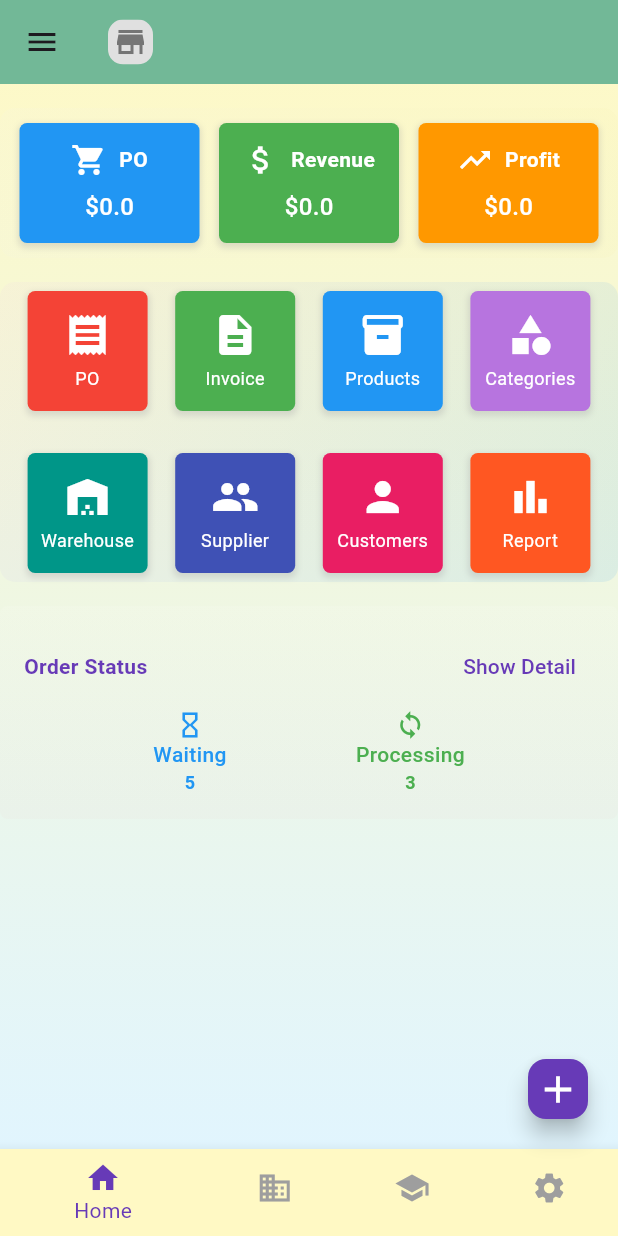
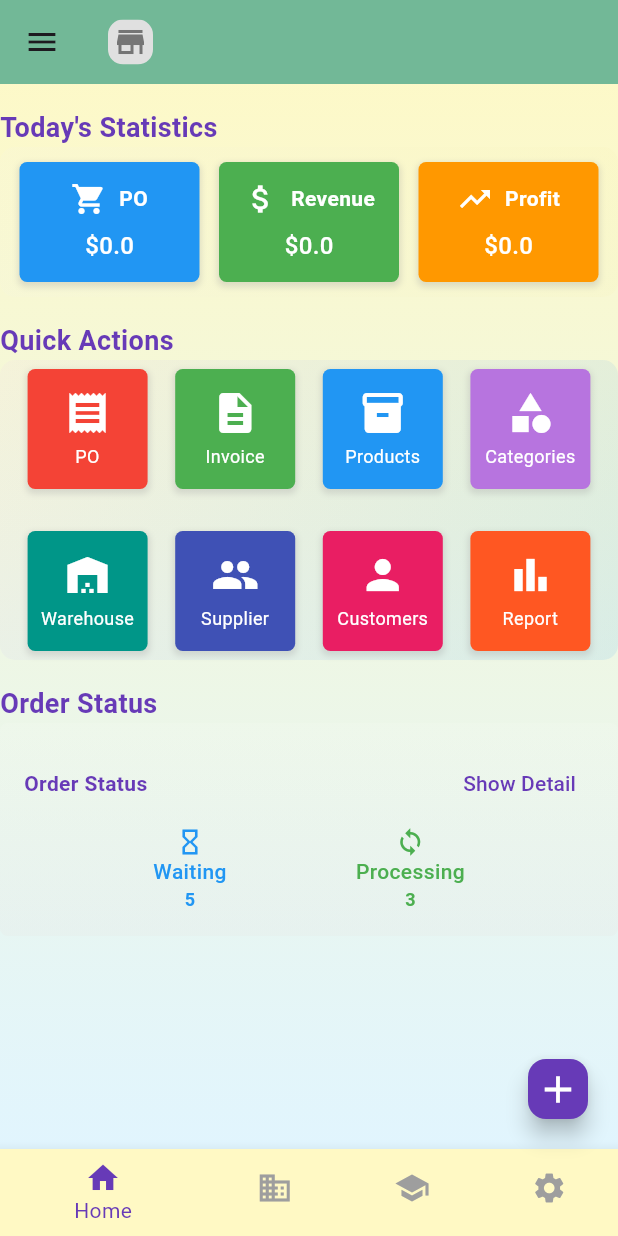
Before and after one commit to vip7009pro/debt_manager, a Flutter app: the HomePage screen opened directly, on a phone screen of 412 x 824 dp. Run offline on Flutter 3.47's test engine with Material 3 defaults, Android fonts, the phone set to English and light mode, and no system bars; our stand-ins replace awesome_dialog, cookie_jar, dio, dio_cookie_manager, firebase_auth, firebase_core and 6 more; missing offline and left inert: firebase_app_check, mobile_scanner; accounts and stored records are empty; network calls fail.

```diff
--- a/lib/pages/home_page.dart
+++ b/lib/pages/home_page.dart
@@ -147,7 +147,7 @@ class _HomePageState extends State<HomePage> {
     _getShopInfo();
     _getInvoiceData();
     _getPOData();
-    c.loadContacts(); // Add this line to load contacts
+    //c.loadContacts(); // Add this line to load contacts
     super.initState();
   }
 
@@ -647,10 +647,34 @@ class _HomePageState extends State<HomePage> {
                         /* const SizedBox(height: 5),
                         bannerWidget, */
                         const SizedBox(height: 16),
+                        const Text(
+                          'Today\'s Statistics',
+                          style: TextStyle(
+                            fontSize: 18,
+                            fontWeight: FontWeight.bold,
+                            color: Colors.deepPurple, // Added color to match theme
+                          ),
+                        ),
                         statsWidget,
                         const SizedBox(height: 16),
+                        const Text(
+                          'Quick Actions',
+                          style: TextStyle(
+                            fontSize: 18,
+                            fontWeight: FontWeight.bold,
+                            color: Colors.deepPurple, // Added color to match theme
+                          ),
+                        ),
                         functionWidget,
                         const SizedBox(height: 16),
+                        const Text(
+                          'Order Status',
+                          style: TextStyle(
+                            fontSize: 18,
+                            fontWeight: FontWeight.bold,
+                            color: Colors.deepPurple, // Added color to match theme
+                          ),
+                        ),
                         orderStatusWidget,
                       ],
                     ),
```
